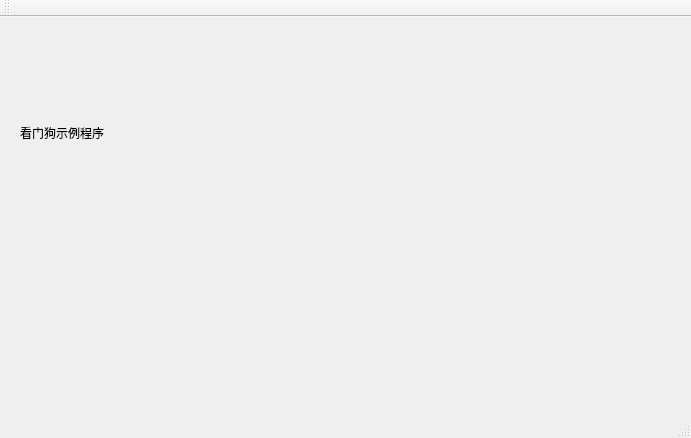
First picture: the form in Demo/mainwindow.ui, repository zhangjiechina001/WatchDog, before the edit.
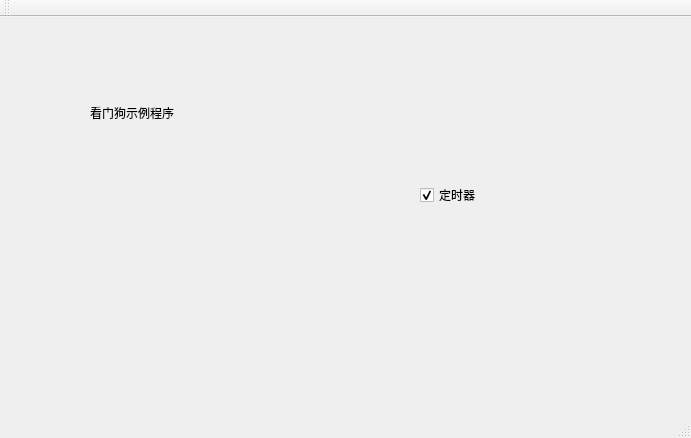
Second picture: the form after the edit.

Patch:
```diff
--- a/Demo/mainwindow.ui
+++ b/Demo/mainwindow.ui
@@ -17,8 +17,8 @@
    <widget class="QLabel" name="label">
     <property name="geometry">
      <rect>
-      <x>20</x>
-      <y>50</y>
+      <x>90</x>
+      <y>30</y>
       <width>191</width>
       <height>131</height>
      </rect>
@@ -27,6 +27,22 @@
      <string>看门狗示例程序</string>
     </property>
    </widget>
+   <widget class="QCheckBox" name="checkBox">
+    <property name="geometry">
+     <rect>
+      <x>420</x>
+      <y>170</y>
+      <width>71</width>
+      <height>16</height>
+     </rect>
+    </property>
+    <property name="text">
+     <string>定时器</string>
+    </property>
+    <property name="checked">
+     <bool>true</bool>
+    </property>
+   </widget>
   </widget>
   <widget class="QMenuBar" name="menuBar">
    <property name="geometry">
```
